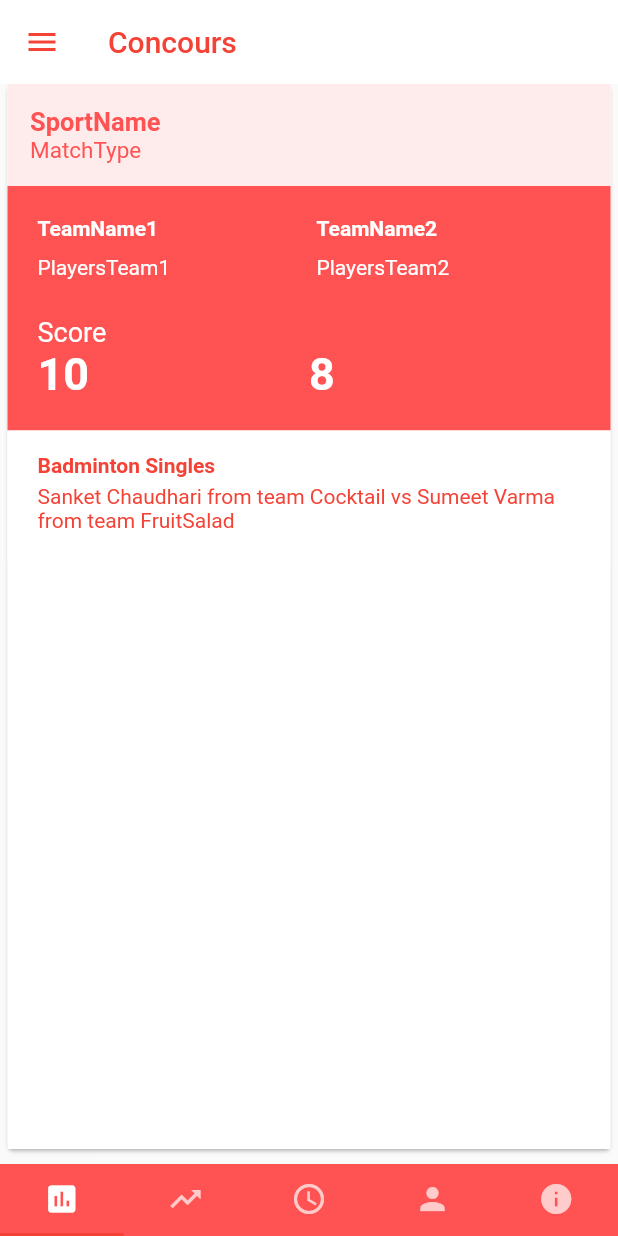
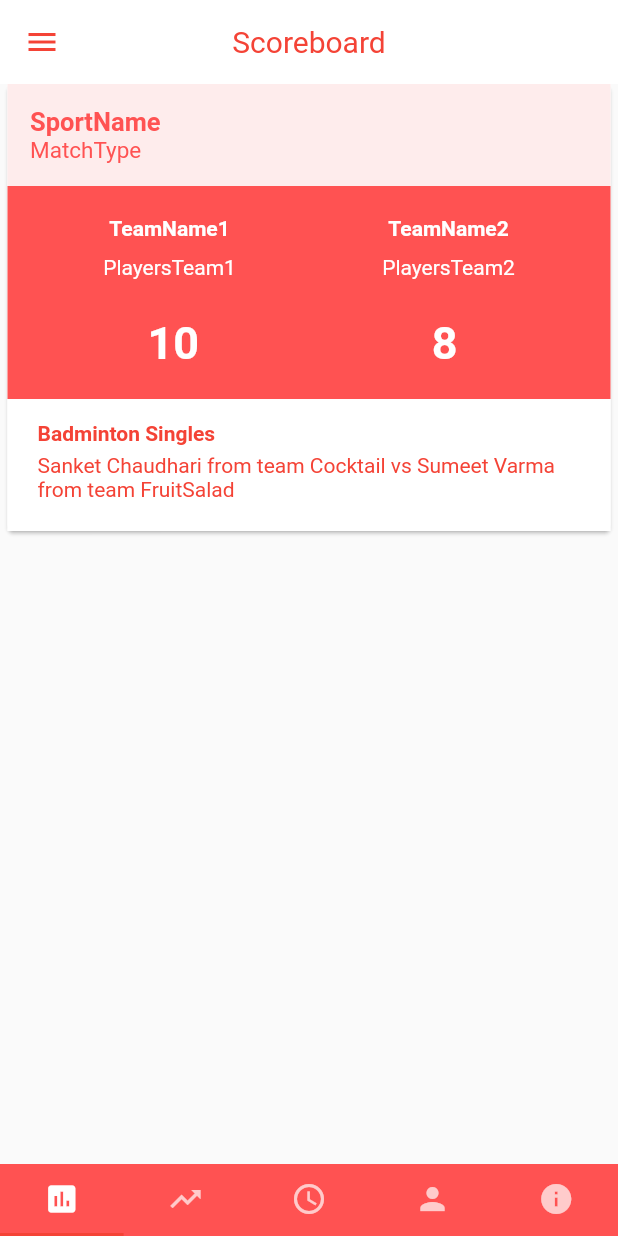
Before and after one commit to ronak197/Concours, a Flutter app: the screen it shows after launch, on a phone screen of 412 x 824 dp. Run offline on Flutter 3.47's test engine with Material 2 defaults, Android fonts, the phone set to English and light mode, and no system bars; our stand-ins replace cloud_firestore, datetime_picker_formfield, firebase_auth, google_sign_in; accounts and stored records are empty; statements that could not run were skipped.

```diff
--- a/lib/home.dart
+++ b/lib/home.dart
@@ -40,17 +40,26 @@ class HomePage extends StatefulWidget {
 class _HomePageState extends State<HomePage> with SingleTickerProviderStateMixin {
   TabController tabController;
   Map userData;
-
+  final List<String> titleName = ["Scoreboard","LeaderBoard","Upcoming Matches","Profile","Information"];
   bool isSignedIn = false;
+  String currentTitle;
 
   void initState(){
     super.initState();
     this.isSignedIn = false;
     this.setup();
+    currentTitle = titleName[0];
     tabController = new TabController(
       length: 5,
       vsync: this
     );
+    tabController.addListener(_handleSelected);
+  }
+
+  void _handleSelected(){
+    setState(() {
+      currentTitle = titleName[tabController.index];
+    });
   }
 
   Future<void> setup() async {
@@ -90,10 +99,12 @@ class _HomePageState extends State<HomePage> with SingleTickerProviderStateMixin
   Widget build(BuildContext context) {
     return Scaffold(
       appBar: AppBar(
+        centerTitle: true,
         title: Text(
-          "Concours",
+          currentTitle,
           textAlign: TextAlign.center,
           style: TextStyle(
+            fontWeight: FontWeight.normal,
             color: Colors.red
           )
         ),
--- a/lib/scoreboard.dart
+++ b/lib/scoreboard.dart
@@ -19,7 +19,9 @@ class _ScoreBoardState extends State<ScoreBoard> {
 
   @override
   Widget build(BuildContext context) {
-    return Card(
+    return ListView(
+      children: <Widget>[
+        Card(
           margin: EdgeInsets.only(left: 5.0,right: 5.0,bottom: 10.0),
           child: Container(
             color: Colors.white,
@@ -65,7 +67,7 @@ class _ScoreBoardState extends State<ScoreBoard> {
                           children: <Widget>[
                             Expanded(
                               child: Column(
-                            crossAxisAlignment: CrossAxisAlignment.start,
+                                crossAxisAlignment: CrossAxisAlignment.center,
                                 children: <Widget>[
                                   TextLabel(teamName1, true),
                                   TextLabel(playersTeam1, false)
@@ -74,7 +76,7 @@ class _ScoreBoardState extends State<ScoreBoard> {
                             ),
                             Expanded(
                               child: Column(
-                            crossAxisAlignment: CrossAxisAlignment.start,
+                                crossAxisAlignment: CrossAxisAlignment.center,
                                 children: <Widget>[
                                   TextLabel(teamName2, true),
                                   TextLabel(playersTeam2, false)
@@ -92,6 +94,8 @@ class _ScoreBoardState extends State<ScoreBoard> {
               ]
             )
           ),
+        ),
+      ]
     );
   }
 }
@@ -134,7 +138,6 @@ class Info extends StatelessWidget {
                     )
                   )
                 ),
-
               ],
             )
           )
@@ -155,19 +158,6 @@ class Score extends StatelessWidget {
       padding: EdgeInsets.all(5.0),
       child: Column(
         children: <Widget>[
-          Row(
-            children: <Widget>[
-              Expanded(
-                child: Text(
-                  "Score",
-                  style: TextStyle(
-                    fontSize: 18.0,
-                    color: Colors.white
-                  )
-                )
-              )
-            ]
-          ),
           Row(
             crossAxisAlignment: CrossAxisAlignment.center,
             children: <Widget>[
@@ -193,6 +183,7 @@ class ScoreText extends StatelessWidget {
   Widget build(BuildContext context) {
     return Text(
       text,
+      textAlign: TextAlign.center,
       style: TextStyle(
         fontSize: 30.0,
         color: Colors.white,
```
Also changed, not shown: lib/leaderboard.dart (+2 -10 lines), lib/upcoming_matches.dart (+28 -31 lines). Lines whose indentation alone changed are shown as unchanged.
